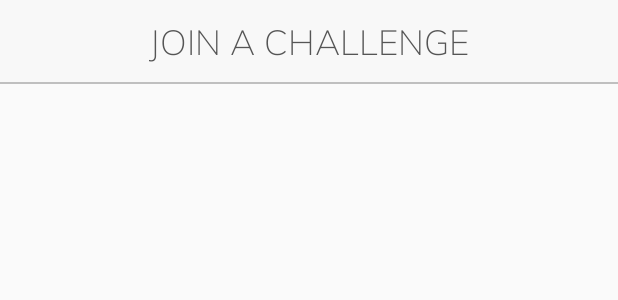
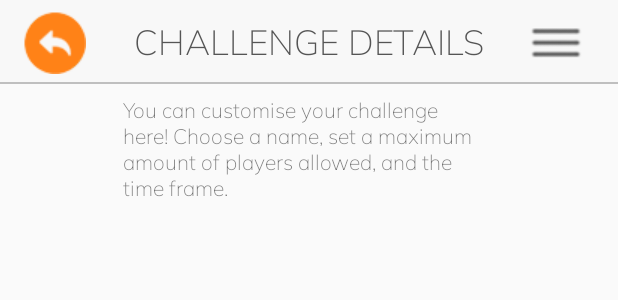
Before and after one commit to MEA-B143/p2-android-b143, an Android app: the layout activity_challenge_details.xml on its own in the app's theme, with its tools: preview values and no code run, on a phone screen of 412 x 824 dp. Shown: the top 300 px of the screen. Run offline under Robolectric (Android 15) with nearby library versions, the phone set to English and light mode, and no system bars; network calls fail.

Commit message:
Hi everyone, this is me

```diff
--- a/app/src/main/res/layout/activity_challenge_details.xml
+++ b/app/src/main/res/layout/activity_challenge_details.xml
@@ -31,11 +31,46 @@
             android:layout_width="wrap_content"
             android:layout_height="wrap_content"
             android:layout_centerInParent="true"
-            android:text="@string/title_join"
+            android:text="CHALLENGE DETAILS"
             android:textColor="#555555"
             android:textSize="23sp"
             app:fontFamily="@font/muli_extralight" />
 
+        <ImageButton
+            android:id="@+id/imgBtnBack"
+            android:layout_width="56dp"
+            android:layout_height="match_parent"
+            android:layout_marginLeft="8dp"
+            android:adjustViewBounds="false"
+            android:background="@android:color/transparent"
+            android:cropToPadding="false"
+            app:srcCompat="@drawable/btn_back" />
+
+        <ImageButton
+            android:id="@+id/btn_menu"
+            android:layout_width="wrap_content"
+            android:layout_height="match_parent"
+            android:layout_alignParentRight="true"
+            android:layout_marginRight="11dp"
+            android:adjustViewBounds="true"
+            android:background="@android:color/transparent"
+            app:srcCompat="@drawable/menu_icon" />
+
     </RelativeLayout>
 
+    <TextView
+        android:id="@+id/tvInformation"
+        android:layout_width="248dp"
+        android:layout_height="96dp"
+        android:layout_marginEnd="8dp"
+        android:layout_marginLeft="8dp"
+        android:layout_marginRight="8dp"
+        android:layout_marginStart="8dp"
+        android:layout_marginTop="8dp"
+        android:text="You can customise your challenge here! Choose a name, set a maximum amount of players allowed, and the time frame."
+        app:fontFamily="@font/muli_extralight"
+        app:layout_constraintEnd_toEndOf="parent"
+        app:layout_constraintStart_toStartOf="parent"
+        app:layout_constraintTop_toBottomOf="@+id/relativeLayout" />
+
 </android.support.constraint.ConstraintLayout>
--- a/app/src/main/res/layout/activity_join_group.xml
+++ b/app/src/main/res/layout/activity_join_group.xml
@@ -73,7 +73,6 @@
         android:layout_height="89dp"
         android:layout_marginBottom="8dp"
         android:layout_marginEnd="8dp"
-        android:layout_marginLeft="8dp"
         android:layout_marginRight="8dp"
         android:layout_marginStart="8dp"
         android:layout_marginTop="8dp"
```
Also changed, not shown: app/src/main/res/drawable/btn_menu_close.png (added), app/src/main/res/drawable/menu_icon.png (added).
